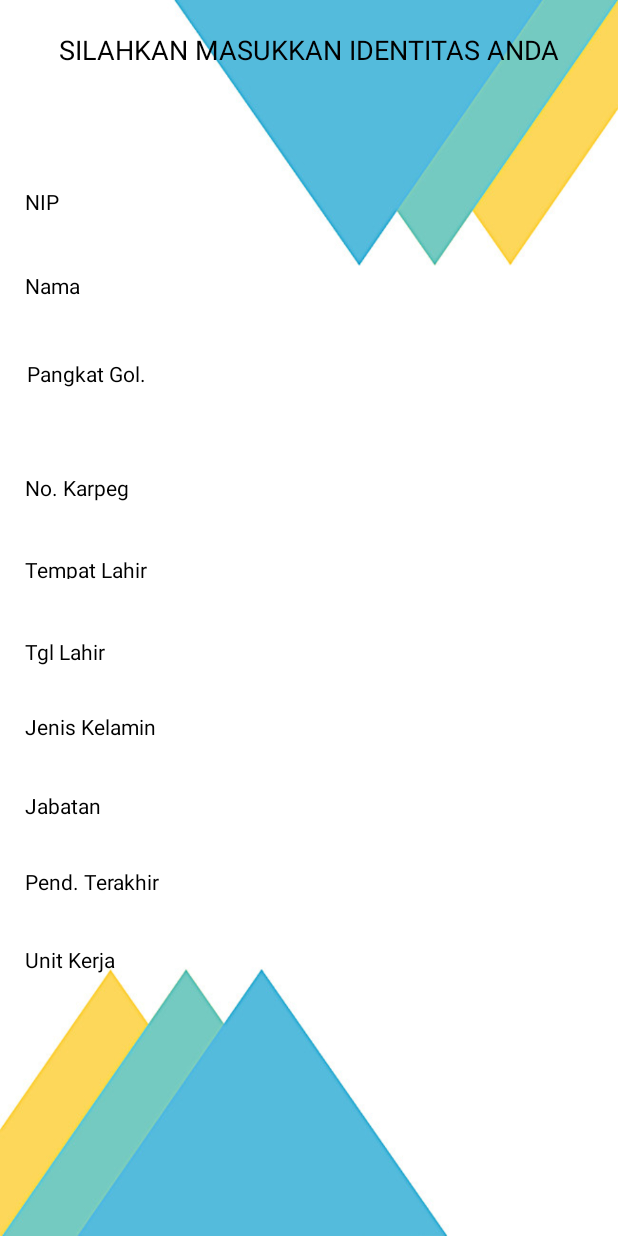
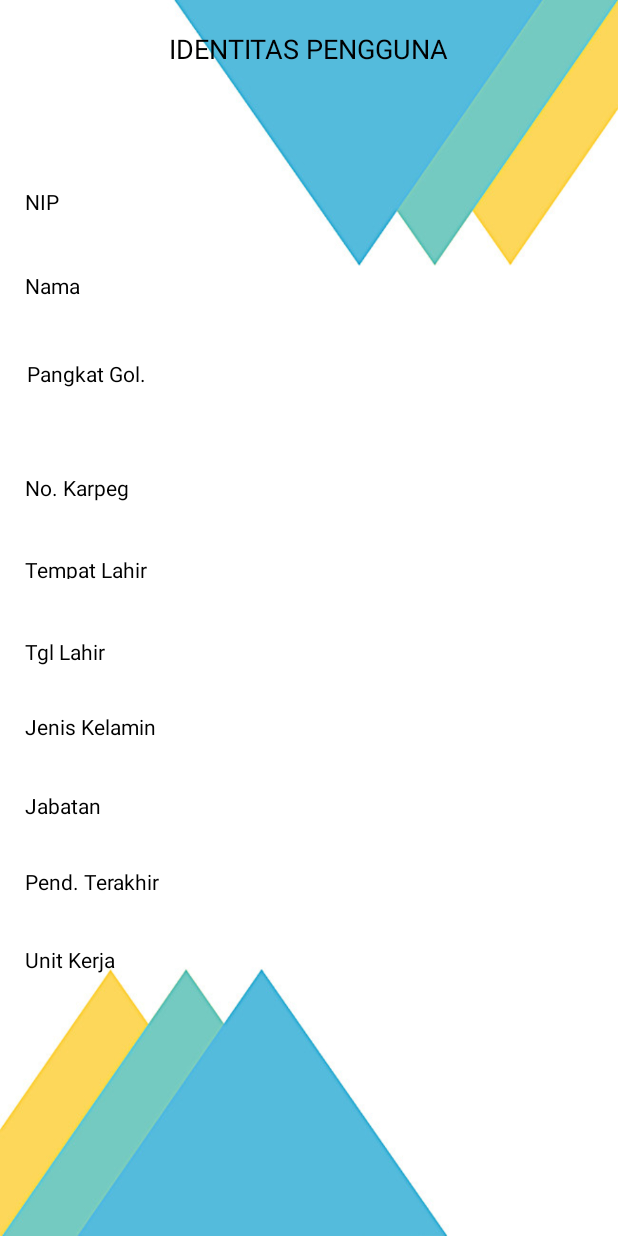
Before and after one commit to MarwanNulhakam/heniedrianti, an Android app: the identitas screen opened directly, with no data from a screen before it, on a phone screen of 412 x 824 dp. Run offline under Robolectric (Android 15) with nearby library versions, the phone set to English and light mode, and no system bars; 1 statement that could not run was skipped.

Commit message:
MN | change header text

```diff
--- a/app/src/main/res/layout/activity_identitas.xml
+++ b/app/src/main/res/layout/activity_identitas.xml
@@ -6,6 +6,7 @@
     android:layout_height="match_parent"
     android:background="@drawable/bagr"
     tools:context="com.example.heniedrianti.projectta.identitas">
+
     <TextView
         android:id="@+id/headerr"
         android:layout_width="wrap_content"
@@ -14,14 +15,14 @@
         android:layout_marginLeft="8dp"
         android:layout_marginRight="8dp"
         android:layout_marginTop="8dp"
-        android:text="SILAHKAN MASUKKAN IDENTITAS ANDA"
+        android:text="IDENTITAS PENGGUNA"
+        android:textColor="#000000"
         android:textSize="18dp"
-        android:textColor="#000000"
         app:layout_constraintBottom_toBottomOf="parent"
         app:layout_constraintLeft_toLeftOf="parent"
         app:layout_constraintRight_toRightOf="parent"
         app:layout_constraintTop_toTopOf="parent"
-        app:layout_constraintVertical_bias="0.016" />
+        app:layout_constraintVertical_bias="0.015" />
 
     <TextView
         android:id="@+id/idnip"
```
